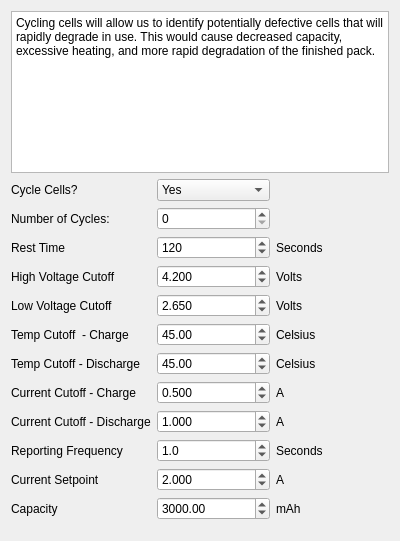
The window that Wizard/wizardpagetwo.ui (Lexcelon/batlab-toolkit-gui) describes before a commit, drawn with Qt 5.
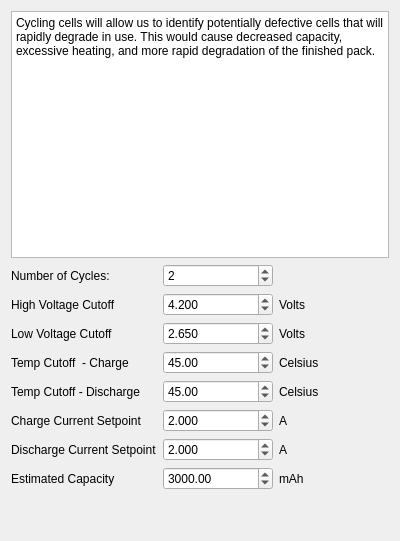
The same window after the commit.

What changed in the file:
```diff
--- a/Wizard/wizardpagetwo.ui
+++ b/Wizard/wizardpagetwo.ui
@@ -35,14 +35,7 @@
    </item>
    <item>
     <layout class="QGridLayout" name="gridLayout_2">
-     <item row="7" column="0">
-      <widget class="QLabel" name="label_6">
-       <property name="text">
-        <string>Temp Cutoff - Discharge</string>
-       </property>
-      </widget>
-     </item>
-     <item row="4" column="1">
+     <item row="2" column="1">
       <widget class="QDoubleSpinBox" name="hvCutoffSB">
        <property name="decimals">
         <number>3</number>
@@ -58,112 +51,35 @@
        </property>
       </widget>
      </item>
-     <item row="10" column="0">
-      <widget class="QLabel" name="label_9">
+     <item row="5" column="0">
+      <widget class="QLabel" name="label_6">
        <property name="text">
-        <string>Reporting Frequency</string>
+        <string>Temp Cutoff - Discharge</string>
        </property>
       </widget>
      </item>
-     <item row="10" column="1">
-      <widget class="QDoubleSpinBox" name="rf">
-       <property name="decimals">
-        <number>1</number>
+     <item row="8" column="0">
+      <widget class="QLabel" name="label_4">
+       <property name="text">
+        <string>Estimated Capacity</string>
        </property>
-       <property name="value">
-        <double>1.000000000000000</double>
+      </widget>
+     </item>
+     <item row="6" column="2">
+      <widget class="QLabel" name="label_25">
+       <property name="text">
+        <string>A</string>
        </property>
       </widget>
      </item>
-     <item row="6" column="0">
+     <item row="4" column="0">
       <widget class="QLabel" name="label_14">
        <property name="text">
         <string>Temp Cutoff  - Charge</string>
        </property>
       </widget>
      </item>
-     <item row="7" column="1">
-      <widget class="QDoubleSpinBox" name="ltCutoffSB">
-       <property name="minimum">
-        <double>-273.000000000000000</double>
-       </property>
-       <property name="value">
-        <double>45.000000000000000</double>
-       </property>
-      </widget>
-     </item>
-     <item row="5" column="1">
-      <widget class="QDoubleSpinBox" name="lvCutoffSB">
-       <property name="decimals">
-        <number>3</number>
-       </property>
-       <property name="value">
-        <double>2.650000000000000</double>
-       </property>
-      </widget>
-     </item>
      <item row="9" column="0">
-      <widget class="QLabel" name="label_15">
-       <property name="text">
-        <string>Current Cutoff - Discharge</string>
-       </property>
-      </widget>
-     </item>
-     <item row="11" column="1">
-      <widget class="QDoubleSpinBox" name="ccSetpoint">
-       <property name="decimals">
-        <number>3</number>
-       </property>
-       <property name="value">
-        <double>2.000000000000000</double>
-       </property>
-      </widget>
-     </item>
-     <item row="6" column="1">
-      <widget class="QDoubleSpinBox" name="htCutoffSB">
-       <property name="value">
-        <double>45.000000000000000</double>
-       </property>
-      </widget>
-     </item>
-     <item row="9" column="1">
-      <widget class="QDoubleSpinBox" name="dcr">
-       <property name="decimals">
-        <number>3</number>
-       </property>
-       <property name="value">
-        <double>1.000000000000000</double>
-       </property>
-      </widget>
-     </item>
-     <item row="11" column="0">
-      <widget class="QLabel" name="label_10">
-       <property name="text">
-        <string>Current Setpoint</string>
-       </property>
-      </widget>
-     </item>
-     <item row="8" column="1">
-      <widget class="QDoubleSpinBox" name="ccr">
-       <property name="decimals">
-        <number>3</number>
-       </property>
-       <property name="value">
-        <double>0.500000000000000</double>
-       </property>
-      </widget>
-     </item>
-     <item row="4" column="2">
-      <widget class="QLabel" name="label_16">
-       <property name="text">
-        <string>Volts</string>
-       </property>
-      </widget>
-     </item>
-     <item row="2" column="1">
-      <widget class="QSpinBox" name="cycles"/>
-     </item>
-     <item row="13" column="0">
       <spacer name="verticalSpacer">
        <property name="orientation">
         <enum>Qt::Vertical</enum>
@@ -176,84 +92,87 @@
        </property>
       </spacer>
      </item>
-     <item row="5" column="0">
+     <item row="1" column="1">
+      <widget class="QSpinBox" name="cycles">
+       <property name="value">
+        <number>2</number>
+       </property>
+      </widget>
+     </item>
+     <item row="4" column="1">
+      <widget class="QDoubleSpinBox" name="htCutoffSB">
+       <property name="value">
+        <double>45.000000000000000</double>
+       </property>
+      </widget>
+     </item>
+     <item row="5" column="1">
+      <widget class="QDoubleSpinBox" name="ltCutoffSB">
+       <property name="minimum">
+        <double>-273.000000000000000</double>
+       </property>
+       <property name="value">
+        <double>45.000000000000000</double>
+       </property>
+      </widget>
+     </item>
+     <item row="2" column="2">
+      <widget class="QLabel" name="label_16">
+       <property name="text">
+        <string>Volts</string>
+       </property>
+      </widget>
+     </item>
+     <item row="6" column="0">
+      <widget class="QLabel" name="label_10">
+       <property name="text">
+        <string>Charge Current Setpoint</string>
+       </property>
+      </widget>
+     </item>
+     <item row="3" column="0">
       <widget class="QLabel" name="label_8">
        <property name="text">
         <string>Low Voltage Cutoff</string>
        </property>
       </widget>
      </item>
-     <item row="0" column="1">
-      <widget class="QComboBox" name="comboBox">
-       <item>
-        <property name="text">
-         <string>Yes</string>
-        </property>
-       </item>
-       <item>
-        <property name="text">
-         <string>No</string>
-        </property>
-       </item>
-      </widget>
-     </item>
-     <item row="4" column="0">
-      <widget class="QLabel" name="label_3">
-       <property name="text">
-        <string>High Voltage Cutoff</string>
-       </property>
-      </widget>
-     </item>
-     <item row="5" column="2">
+     <item row="3" column="2">
       <widget class="QLabel" name="label_17">
        <property name="text">
         <string>Volts</string>
        </property>
       </widget>
      </item>
-     <item row="8" column="0">
-      <widget class="QLabel" name="label_7">
-       <property name="text">
-        <string>Current Cutoff - Charge</string>
-       </property>
-      </widget>
-     </item>
-     <item row="2" column="0">
+     <item row="1" column="0">
       <widget class="QLabel" name="label_2">
        <property name="text">
         <string>Number of Cycles: </string>
        </property>
       </widget>
      </item>
-     <item row="8" column="2">
-      <widget class="QLabel" name="label_22">
+     <item row="2" column="0">
+      <widget class="QLabel" name="label_3">
        <property name="text">
-        <string>A</string>
+        <string>High Voltage Cutoff</string>
        </property>
       </widget>
      </item>
-     <item row="6" column="2">
+     <item row="4" column="2">
       <widget class="QLabel" name="label_20">
        <property name="text">
         <string>Celsius</string>
        </property>
       </widget>
      </item>
-     <item row="0" column="0">
-      <widget class="QLabel" name="label">
-       <property name="text">
-        <string>Cycle Cells?</string>
-       </property>
-      </widget>
-     </item>
-     <item row="7" column="2">
+     <item row="5" column="2">
       <widget class="QLabel" name="label_21">
        <property name="text">
         <string>Celsius</string>
        </property>
       </widget>
      </item>
-     <item row="12" column="1">
+     <item row="8" column="1">
       <widget class="QDoubleSpinBox" name="capacity">
        <property name="maximum">
         <double>10000.000000000000000</double>
@@ -263,62 +182,66 @@
        </property>
       </widget>
      </item>
-     <item row="12" column="2">
+     <item row="8" column="2">
       <widget class="QLabel" name="label_5">
        <property name="text">
         <string>mAh</string>
        </property>
       </widget>
      </item>
-     <item row="10" column="2">
-      <widget class="QLabel" name="label_24">
-       <property name="text">
-        <string>Seconds</string>
+     <item row="6" column="1">
+      <widget class="QDoubleSpinBox" name="ccSetpoint">
+       <property name="decimals">
+        <number>3</number>
        </property>
-      </widget>
-     </item>
-     <item row="9" column="2">
-      <widget class="QLabel" name="label_23">
-       <property name="text">
-        <string>A</string>
+       <property name="maximum">
+        <double>4.000000000000000</double>
        </property>
-      </widget>
-     </item>
-     <item row="11" column="2">
-      <widget class="QLabel" name="label_25">
-       <property name="text">
-        <string>A</string>
+       <property name="singleStep">
+        <double>0.100000000000000</double>
        </property>
-      </widget>
-     </item>
-     <item row="12" column="0">
-      <widget class="QLabel" name="label_4">
-       <property name="text">
-        <string>Capacity</string>
-       </property>
-      </widget>
-     </item>
-     <item row="3" column="0">
-      <widget class="QLabel" name="label_12">
-       <property name="text">
-        <string>Rest Time</string>
+       <property name="value">
+        <double>2.000000000000000</double>
        </property>
       </widget>
      </item>
      <item row="3" column="1">
-      <widget class="QSpinBox" name="sbRestTime">
+      <widget class="QDoubleSpinBox" name="lvCutoffSB">
+       <property name="decimals">
+        <number>3</number>
+       </property>
+       <property name="value">
+        <double>2.650000000000000</double>
+       </property>
+      </widget>
+     </item>
+     <item row="7" column="0">
+      <widget class="QLabel" name="label">
+       <property name="text">
+        <string>Discharge Current Setpoint</string>
+       </property>
+      </widget>
+     </item>
+     <item row="7" column="1">
+      <widget class="QDoubleSpinBox" name="doubleSpinBox">
+       <property name="decimals">
+        <number>3</number>
+       </property>
        <property name="maximum">
-        <number>9999999</number>
+        <double>4.000000000000000</double>
+       </property>
+       <property name="singleStep">
+        <double>0.100000000000000</double>
        </property>
        <property name="value">
-        <number>120</number>
+        <double>2.000000000000000</double>
        </property>
       </widget>
      </item>
-     <item row="3" column="2">
-      <widget class="QLabel" name="label_13">
+     <item row="7" column="2">
+      <widget class="QLabel" name="label_7">
        <property name="text">
-        <string>Seconds</string>
+        <string>A</string>
        </property>
       </widget>
      </item>
```
Left out of the diff: 11 changed lines with no effect on the pictures.
